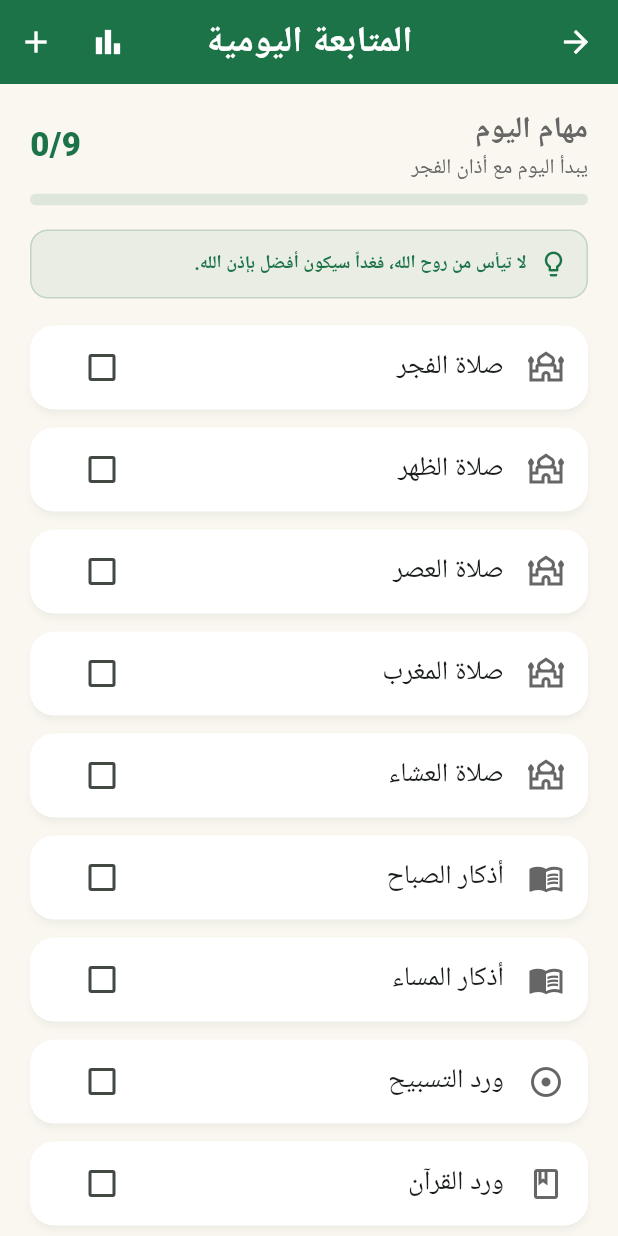
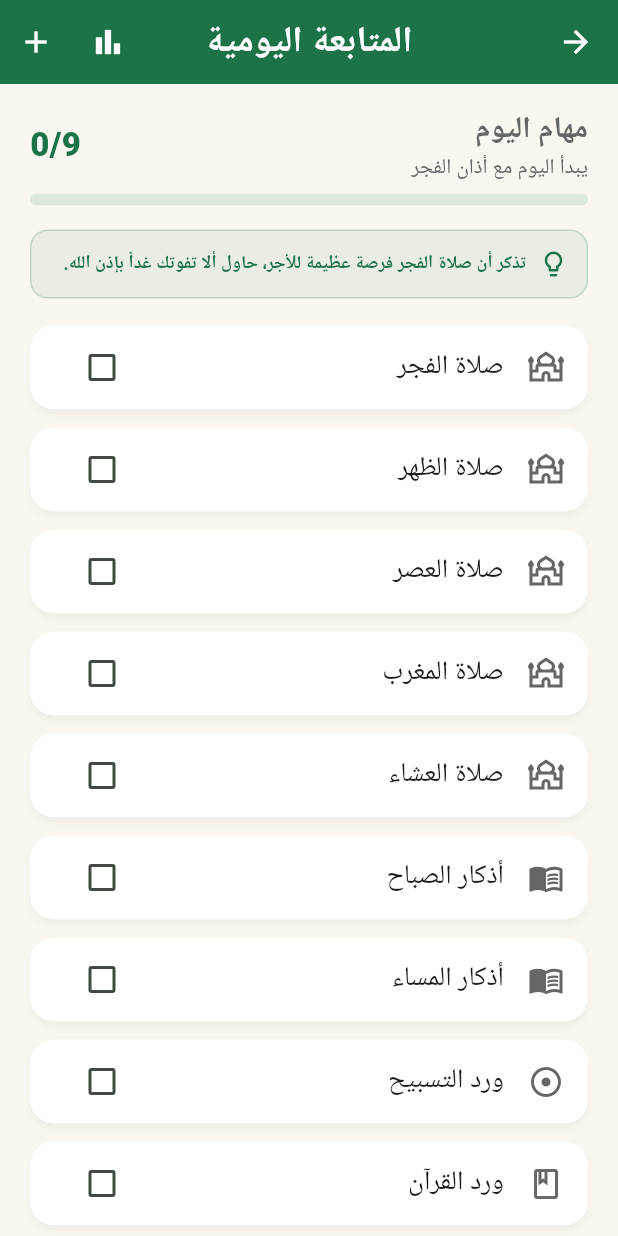
Before and after one commit to meko568/islamic_app, a Flutter app: the DailyTrackerScreen screen opened by its route, on a phone screen of 412 x 824 dp. Run offline on Flutter 3.47's test engine with Material 3 defaults, Android fonts, the light colour scheme and no system bars; our stand-ins replace adhan, audioplayers, cloud_firestore, device_info_plus, firebase_auth, firebase_core and 10 more; missing offline and left inert: flutter_overlay_window, workmanager; accounts and stored records are empty; Roboto replaces fonts that are missing (Cairo); statements that could not run were skipped.

Commit message:
test and adding advice

```diff
--- a/lib/screens/daily_tracker_screen.dart
+++ b/lib/screens/daily_tracker_screen.dart
@@ -209,7 +209,18 @@ class _DailyTrackerScreenState extends State<DailyTrackerScreen>
 
                     if (doneCount < totalCount && totalCount > 0)
                       Builder(builder: (context) {
-                        final advice = AdviceService.getRandomAdvice(lang, type: AdviceType.general);
+                        final missedTasks = tracker.allTasks.where((t) => !tracker.isDone(t.id)).toList();
+                        String advice;
+
+                        if (missedTasks.isNotEmpty) {
+                          // Pick the first missed task for a specific advice, or generic encouragement
+                          final task = missedTasks.first;
+                          // If it's a prayer or specific task, we can use the custom encouragement
+                          advice = AdviceService.getCustomEncouragement(lang, task.title(lang));
+                        } else {
+                          advice = AdviceService.getRandomAdvice(lang, type: AdviceType.encouragement);
+                        }
+
                         return Container(
                           margin: const EdgeInsets.fromLTRB(20, 16, 20, 0),
                           padding: const EdgeInsets.all(12),
--- a/lib/screens/targets_screen.dart
+++ b/lib/screens/targets_screen.dart
@@ -427,10 +427,13 @@ class _TargetsScreenState extends State<TargetsScreen> with SingleTickerProvider
       ...targetProvider.history,
     ];
 
-    final hasIncompleteGoals = targetProvider.targets.any((t) => !t.isDone);
-    final advice = hasIncompleteGoals
-        ? AdviceService.getRandomAdvice(lang, type: AdviceType.general)
-        : null;
+    final incompleteGoals = targetProvider.targets.where((t) => !t.isDone).toList();
+    String? advice;
+
+    if (incompleteGoals.isNotEmpty) {
+      final target = incompleteGoals.first;
+      advice = AdviceService.getCustomEncouragement(lang, target.title);
+    }
 
     return SingleChildScrollView(
       padding: const EdgeInsets.all(16),
--- a/lib/services/advice_service.dart
+++ b/lib/services/advice_service.dart
@@ -43,6 +43,22 @@ class AdviceService {
     'Remembrance (Dhikr) is the life of the heart; do not let your heart wither.',
   ];
 
+  static const _encouragementAdvicesAr = [
+    'لا تحزن على ما فاتك اليوم، استعن بالله واجعل هدفك إكماله غداً.',
+    'كل يوم هو فرصة جديدة لبداية أفضل مع الله، لا تستسلم.',
+    'المهم هو الاستمرار وعدم اليأس، حاول مرة أخرى غداً بكل عزم.',
+    'تذكر أن الله يحب العبد الذي يحاول ويجتهد، غداً سيكون أفضل بإذن الله.',
+    'اجعل تقصير اليوم دافعاً لك للتميز والنشاط في الغد.',
+  ];
+
+  static const _encouragementAdvicesEn = [
+    'Do not grieve over what you missed today; seek help from Allah and aim to complete it tomorrow.',
+    'Every day is a new opportunity for a better start with Allah; do not give up.',
+    'The important thing is to continue and not despair; try again tomorrow with full determination.',
+    'Remember that Allah loves the servant who tries and strives; tomorrow will be better, God willing.',
+    'Let today\'s shortcoming be a motivation for you to excel and be active tomorrow.',
+  ];
+
   static String getRandomAdvice(String lang, {AdviceType type = AdviceType.general}) {
     // Use current date as seed so advice is consistent for the day
     final now = DateTime.now();
@@ -59,6 +75,9 @@ class AdviceService {
       case AdviceType.azkar:
         advices = isAr ? _azkarAdvicesAr : _azkarAdvicesEn;
         break;
+      case AdviceType.encouragement:
+        advices = isAr ? _encouragementAdvicesAr : _encouragementAdvicesEn;
+        break;
       case AdviceType.general:
       default:
         advices = isAr ? _generalAdvicesAr : _generalAdvicesEn;
@@ -66,6 +85,15 @@ class AdviceService {
 
     return advices[random.nextInt(advices.length)];
   }
+
+  static String getCustomEncouragement(String lang, String itemName) {
+    final isAr = lang == 'ar';
+    if (isAr) {
+      return 'تذكر أن $itemName فرصة عظيمة للأجر، حاول ألا تفوتك غداً بإذن الله.';
+    } else {
+      return 'Remember that $itemName is a great opportunity for reward; try not to miss it tomorrow, God willing.';
+    }
+  }
 }
 
-enum AdviceType { general, prayer, azkar }
+enum AdviceType { general, prayer, azkar, encouragement }
--- a/pubspec.yaml
+++ b/pubspec.yaml
@@ -1,7 +1,7 @@
 name: islamic_app
 description: "A new Flutter project."
 publish_to: "none"
-version: 1.3.0+10
+version: 1.3.0+11
 
 environment:
   sdk: ^3.7.2
```
